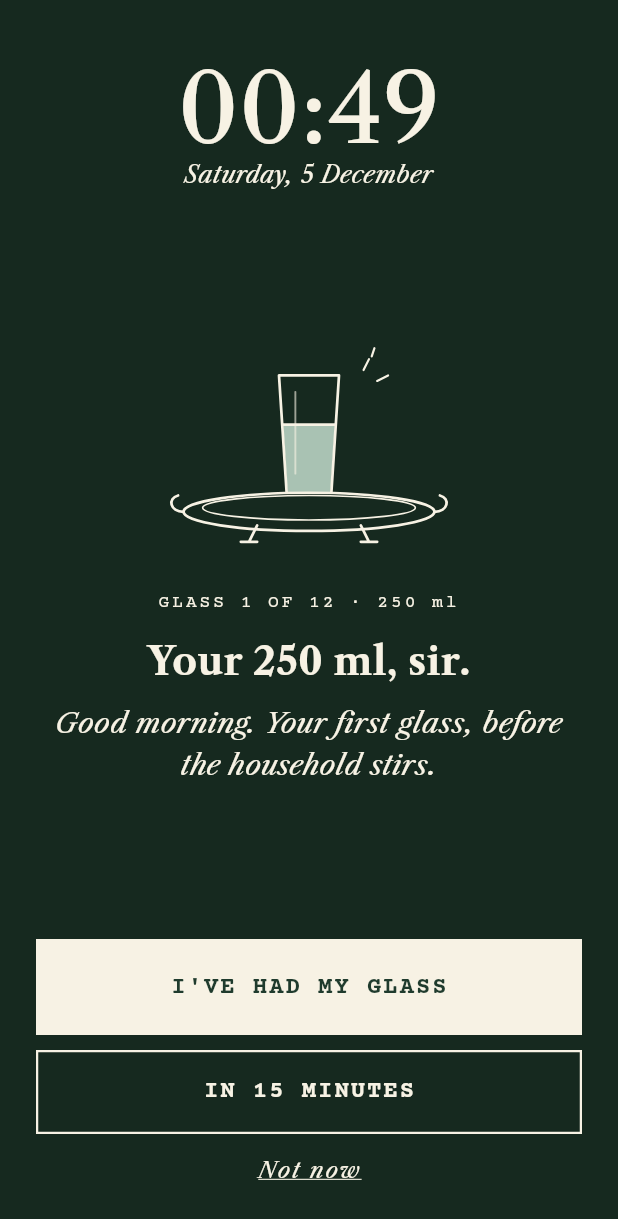
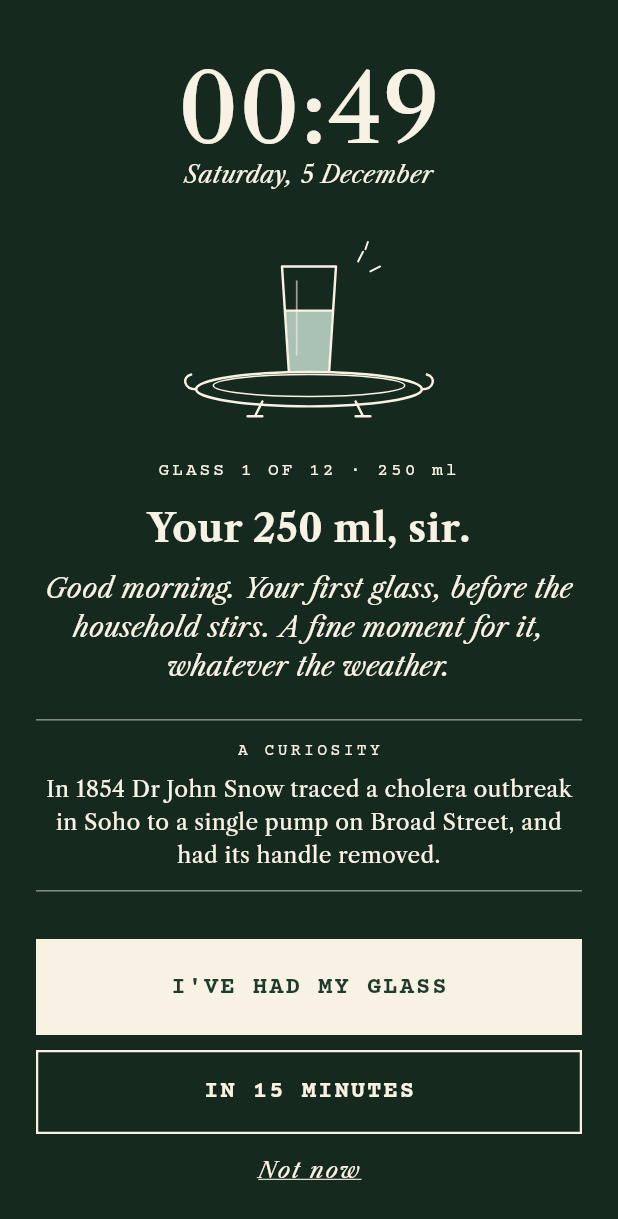
Before and after one commit to saranshsinhaa/hydrate-sir, a Flutter app: the DoorScreen screen opened directly with empty values, on a phone screen of 412 x 824 dp. Shown: the top 1219 px of the screen. Run offline on Flutter 3.47's test engine with Material 3 defaults, Android fonts, the phone set to English and light mode, and no system bars; our stand-ins replace drift, drift_flutter, flutter_local_notifications, flutter_riverpod, flutter_timezone, shared_preferences and 1 more; accounts and stored records are empty; generated files the repository leaves out were written again; statements that could not run were skipped.

Commit message:
feat(reminders): bring a kind word and a curiosity with each glass

```diff
--- /dev/null
+++ b/lib/copy/curiosities.dart
@@ -0,0 +1,136 @@
+/// What Hargreaves brings on the tray besides the water: a kind word and a
+/// curiosity. All bundled with the app; nothing is fetched.
+///
+/// Contributors: keep facts well established, phrase them as a butler would,
+/// and never address the user here (the reminder title already does).
+library;
+
+/// Kind words. One accompanies each reminder.
+const kindWords = [
+  'I took the liberty of chilling it a touch.',
+  'I have polished the glass especially.',
+  'Do take a moment; the world will keep.',
+  'The household runs smoothly, I am pleased to report.',
+  'A small glass, a large improvement.',
+  'No need to rise; I have brought it to you.',
+  'Steady progress, quietly made. Most admirable.',
+  'I find a glass of water improves almost any afternoon.',
+  'Consider it a brief recess from your labours.',
+  'Your future self sends compliments.',
+  'Lemon is available on request.',
+  'The papers can wait. This cannot, quite.',
+  'Hydration and good manners never go out of fashion.',
+  'Even the ferns in the conservatory are envious.',
+  'Water first; then conquer the day, as is your custom.',
+  'A moment of pause becomes you.',
+  'You are doing splendidly, if I may be so bold.',
+  'I chose the nicest glass in the cabinet.',
+  'One glass at a time is how fine days are built.',
+  'Your eyes and your temper will both be the brighter for it.',
+  'Pray do not let the tea persuade you otherwise.',
+  'A fine moment for it, whatever the weather.',
+  'The household is quietly proud of you.',
+  'Fresh as the morning, or very nearly.',
+  'Sip at your leisure; I am in no hurry.',
+  'Should you be busy, I shall simply leave it by your elbow.',
+  'A sensible choice, as ever.',
+  'Your posture, if I may, would also welcome a stretch.',
+  'I have drawn it from the coolest jug.',
+  'Small kindnesses to oneself are the most dependable kind.',
+];
+
+/// Curiosities about water, the body and the Victorian waterworks.
+const curiosities = [
+  'Ice floats because water expands by about nine per cent as it freezes, '
+      'so lakes freeze from the top and shelter the fish beneath.',
+  'Water is at its densest at about four degrees Celsius, not at freezing.',
+  'Roughly three-quarters of the human brain is water.',
+  'An adult body is somewhere between half and three-fifths water.',
+  'Blood plasma is around nine parts in ten water.',
+  'Saliva is more than ninety-nine per cent water.',
+  'Your kidneys filter some 180 litres of blood plasma each day, returning '
+      'nearly all of it.',
+  'You lose a few hundred millilitres of water a day simply by breathing.',
+  'About a fifth of the water one takes in comes from food rather than '
+      'drink.',
+  'A cucumber is about ninety-six per cent water; a watermelon, about '
+      'ninety-two.',
+  'Tea is almost entirely water, and a cup counts towards the day quite '
+      'respectably.',
+  'Even mild dehydration can dull concentration and invite a headache.',
+  'The sense of thirst grows fainter with age, so older folk do well to '
+      'drink by habit rather than by thirst.',
+  'In hot, hard work a person may sweat away more than a litre an hour.',
+  'Healthy kidneys can pass only about a litre an hour, which is why '
+      'drinking a great deal at once is unwise. Steady glasses are best.',
+  'Pale straw is the colour to hope for, should you be inclined to check.',
+  'A newborn baby is roughly three-quarters water.',
+  'About seventy-one per cent of the Earth is covered by water.',
+  'The oceans hold about ninety-seven per cent of all the water on Earth.',
+  'Only about three per cent of Earth\'s water is fresh, and most of that '
+      'is locked away in ice.',
+  'Lake Baikal in Siberia holds roughly a fifth of the world\'s unfrozen '
+      'fresh surface water.',
+  'The Amazon carries more water to the sea than any other river by a '
+      'very wide margin.',
+  'A modest cumulus cloud may hold some five hundred tonnes of water.',
+  'Raindrops are not tear-shaped: small ones are round, and larger ones '
+      'flatten like a bread roll as they fall.',
+  'Snowflakes have six sides because water molecules lock together in a '
+      'hexagonal pattern when they freeze.',
+  'The scent of rain on dry earth has a name, petrichor, coined in 1964.',
+  'On the summit of Everest, water boils at only about seventy degrees '
+      'Celsius.',
+  'Pure water conducts electricity poorly; it is the dissolved minerals '
+      'that carry the current.',
+  'Water dissolves more substances than almost any other common liquid, '
+      'hence its title, the universal solvent.',
+  'Surface tension is strong enough to let pond skaters stroll upon water.',
+  'A water molecule is bent, its two hydrogen atoms set at about 104.5 '
+      'degrees.',
+  'Ice made from heavy water sinks in an ordinary glass.',
+  'Under certain conditions hot water may freeze faster than cold. It is '
+      'called the Mpemba effect, and scientists still debate it.',
+  'Water\'s great capacity for heat is why the sea keeps coastal climates '
+      'mild.',
+  'The tallest redwoods draw water more than a hundred metres up their '
+      'trunks without a single pump.',
+  'A camel\'s hump stores fat, not water.',
+  'The Dead Sea is so salty that one floats in it without the slightest '
+      'effort.',
+  'Mawsynram in Meghalaya is counted among the wettest places on Earth, '
+      'with nearly twelve metres of rain in a typical year.',
+  'Cherrapunji, nearby, recorded over twenty-six metres of rain in the '
+      'twelve months from August 1860.',
+  'In 1854 Dr John Snow traced a cholera outbreak in Soho to a single '
+      'pump on Broad Street, and had its handle removed.',
+  'The Great Stink of 1858 so offended Parliament that it funded Joseph '
+      'Bazalgette\'s great London sewers.',
+  'London\'s first free public drinking fountain opened in 1859, at '
+      'Holborn. Crowds queued to use it.',
+  'The hot springs at Bath fell as rain thousands of years before they '
+      'rose again, warm, into the Roman baths.',
+  'The last of the Thames frost fairs was held in 1814, when the river '
+      'froze hard enough to lead an elephant across.',
+  'The water in your glass may well have been ice, cloud and sea many '
+      'times over since the Earth was young.',
+];
+
+/// Picks the kind word and curiosity for a given glass, cycling through the
+/// lists so the same one doesn't come round again for a good while.
+abstract final class Garnish {
+  /// A running number for each glass of each day.
+  static int sequence(DateTime day, int slot, int glassesPerDay) {
+    final days = DateTime.utc(
+      day.year,
+      day.month,
+      day.day,
+    ).difference(DateTime.utc(2026)).inDays;
+    return days * glassesPerDay + slot;
+  }
+
+  static String kindWord(int seq) =>
+      kindWords[(seq * 7 + 3) % kindWords.length];
+
+  static String curiosity(int seq) => curiosities[seq % curiosities.length];
+}
--- a/lib/copy/hargreaves.dart
+++ b/lib/copy/hargreaves.dart
@@ -1,6 +1,7 @@
 import '../core/format.dart';
 import '../core/hydration.dart';
 import '../core/profile.dart';
+import 'curiosities.dart';
 
 /// Everything Hargreaves says that depends on circumstance (DESIGN.md §7).
 /// Fixed screen copy lives beside it in `lib/copy/`.
@@ -96,6 +97,28 @@ class Hargreaves {
         'and waiting.';
   }
 
+  /// The kind word and curiosity for a glass on a given day.
+  static ({String kind, String fact}) garnish(
+    DateTime day,
+    int slot,
+    int count,
+  ) {
+    final seq = Garnish.sequence(day, slot, count);
+    return (kind: Garnish.kindWord(seq), fact: Garnish.curiosity(seq));
+  }
+
+  /// The full reminder: the usual line, a kind word, and a curiosity.
+  String reminderLetter({
+    required int index,
+    required int count,
+    required int minutes,
+    required DateTime day,
+  }) {
+    final g = garnish(day, index, count);
+    final lead = reminderBody(index: index, count: count, minutes: minutes);
+    return '$lead ${g.kind}\n\nA curiosity: ${g.fact}';
+  }
+
   String get followUpTitle => 'If I might, $you';
 
   static const rehearsalBody =
--- a/lib/features/reminder/door_screen.dart
+++ b/lib/features/reminder/door_screen.dart
@@ -69,6 +69,11 @@ class _DoorScreenState extends ConsumerState<DoorScreen> {
     final count = p.glassCount;
     final slot = widget.payload.slot.clamp(0, count - 1);
     final rehearsal = widget.payload.rehearsal;
+    final g = Hargreaves.garnish(
+      ref.watch(householdDayProvider),
+      rehearsal ? now.minute : slot,
+      count,
+    );
 
     return PopScope(
       canPop: false,
@@ -93,13 +98,26 @@ class _DoorScreenState extends ConsumerState<DoorScreen> {
                   textAlign: TextAlign.center,
                   style: HsText.caslon(16, italic: true, color: HsColors.label),
                 ),
-                const Spacer(),
-                const Center(child: TrayIllustration(width: 200, onDark: true)),
-                const SizedBox(height: 26),
+                Expanded(
+                  // Scrolls if a long curiosity meets a small screen.
+                  child: LayoutBuilder(
+                    builder: (context, box) => SingleChildScrollView(
+                      child: ConstrainedBox(
+                        constraints: BoxConstraints(minHeight: box.maxHeight),
+                        child: Column(
+                          mainAxisAlignment: MainAxisAlignment.center,
+                          crossAxisAlignment: CrossAxisAlignment.stretch,
+                          children: [
+                            const SizedBox(height: 16),
+                            const Center(
+                              child: TrayIllustration(width: 180, onDark: true),
+                            ),
+                            const SizedBox(height: 22),
                             Text(
                               rehearsal
                                   ? 'A REHEARSAL · ${p.glassSizeMl} ml'
-                      : 'GLASS ${slot + 1} OF $count · ${p.glassSizeMl} ml',
+                                  : 'GLASS ${slot + 1} OF $count · '
+                                        '${p.glassSizeMl} ml',
                               textAlign: TextAlign.center,
                               style: HsText.courier(
                                 12,
@@ -110,10 +128,7 @@ class _DoorScreenState extends ConsumerState<DoorScreen> {
                             const SizedBox(height: 10),
                             Semantics(
                               liveRegion: true,
-                  child: Column(
-                    spacing: 8,
-                    children: [
-                      Text(
+                              child: Text(
                                 h.reminderTitle(p.glassSizeMl),
                                 textAlign: TextAlign.center,
                                 style: HsText.caslon(
@@ -122,26 +137,28 @@ class _DoorScreenState extends ConsumerState<DoorScreen> {
                                   color: HsColors.label,
                                 ),
                               ),
+                            ),
+                            const SizedBox(height: 8),
                             Text(
-                        rehearsal
-                            ? Hargreaves.rehearsalBody
-                            : h.reminderBody(
-                                index: slot,
-                                count: count,
-                                minutes: p.glassTimes[slot],
-                              ),
+                              '${rehearsal ? Hargreaves.rehearsalBody : h.reminderBody(index: slot, count: count, minutes: p.glassTimes[slot])} '
+                              '${g.kind}',
                               textAlign: TextAlign.center,
                               style: HsText.caslon(
-                          19,
+                                18,
                                 italic: true,
                                 color: HsColors.label,
                                 height: 1.45,
                               ),
                             ),
+                            const SizedBox(height: 22),
+                            _Curiosity(fact: g.fact),
+                            const SizedBox(height: 16),
                           ],
                         ),
                       ),
-                const Spacer(),
+                    ),
+                  ),
+                ),
                 Material(
                   color: HsColors.label,
                   child: InkWell(
@@ -199,3 +216,36 @@ class _DoorScreenState extends ConsumerState<DoorScreen> {
     );
   }
 }
+
+/// "A curiosity", set off by two hairlines like a footnote.
+class _Curiosity extends StatelessWidget {
+  const _Curiosity({required this.fact});
+
+  final String fact;
+
+  @override
+  Widget build(BuildContext context) {
+    return Container(
+      padding: const EdgeInsets.symmetric(vertical: 12),
+      decoration: BoxDecoration(
+        border: Border.symmetric(
+          horizontal: BorderSide(color: HsColors.label.withValues(alpha: 0.5)),
+        ),
+      ),
+      child: Column(
+        spacing: 6,
+        children: [
+          Text(
+            'A CURIOSITY',
+            style: HsText.courier(11, tracking: 0.2, color: HsColors.label),
+          ),
+          Text(
+            fact,
+            textAlign: TextAlign.center,
+            style: HsText.caslon(15, color: HsColors.label, height: 1.45),
+          ),
+        ],
+      ),
+    );
+  }
+}
```
Also changed, not shown: lib/services/notifications.dart (+10 -5 lines), lib/services/reminder_plan.dart (+6 -1 lines), 3 other files. Lines whose indentation alone changed are shown as unchanged.
